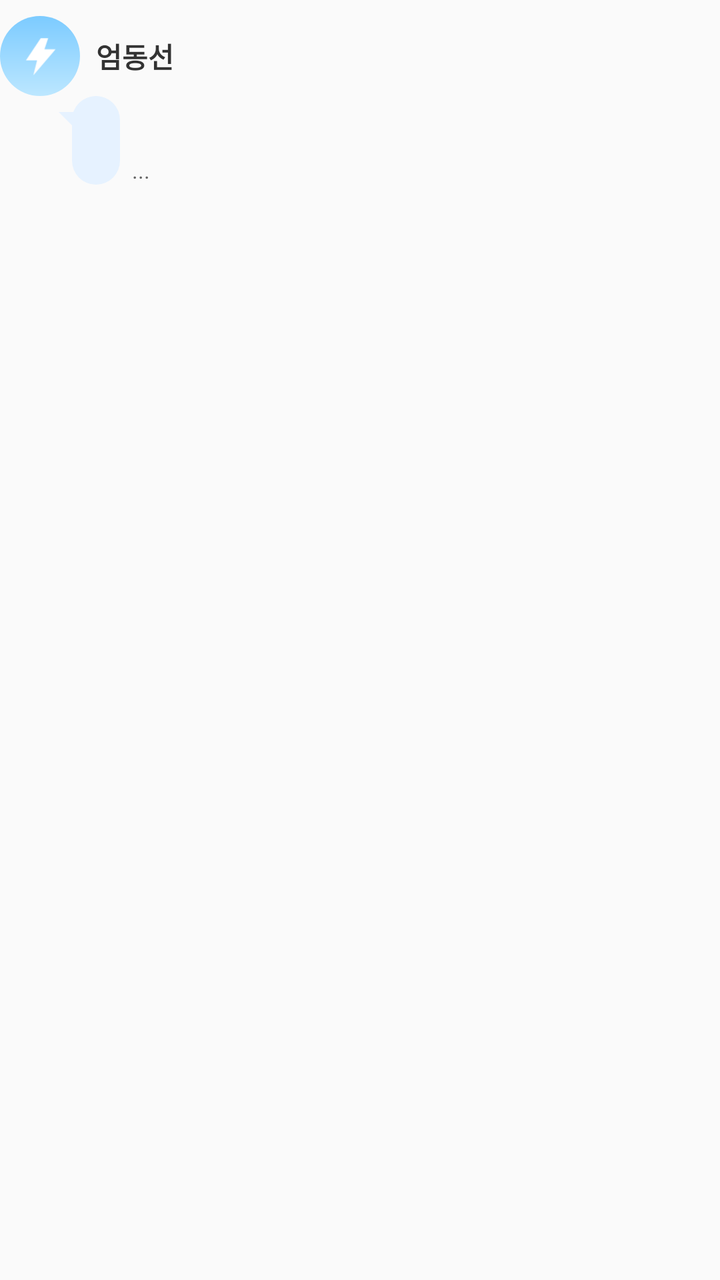
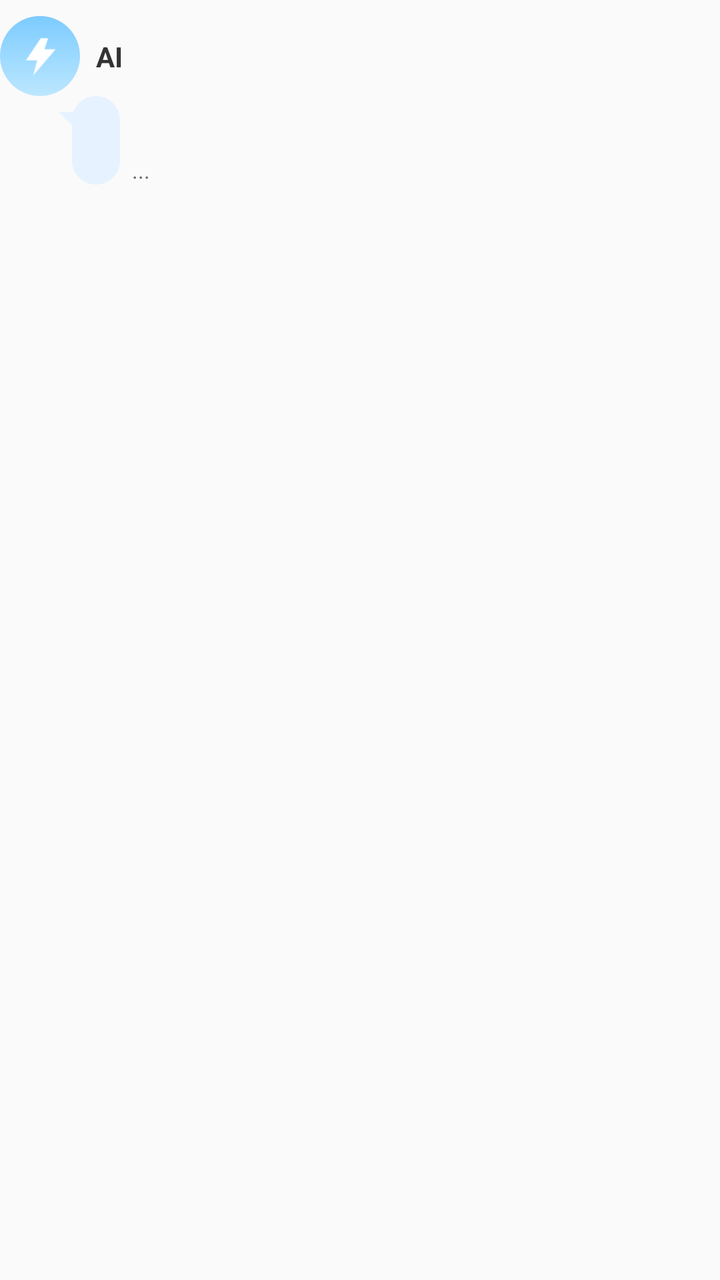

An Android layout rendered at two revisions. The XML below is the earlier revision; the diff shows what the commit changed to produce the second picture.
<!-- AndroidManifest.xml: application theme Theme.ArgueWithAi -->
<!-- res/layout/item_message_in.xml -->
<?xml version="1.0" encoding="utf-8"?>
<androidx.constraintlayout.widget.ConstraintLayout
    xmlns:android="http://schemas.android.com/apk/res/android"
    xmlns:app="http://schemas.android.com/apk/res-auto"
    android:layout_width="match_parent"
    android:layout_height="wrap_content"
    android:paddingStart="0dp"
    android:paddingEnd="@dimen/chat_bubble_right_gap"
    android:paddingTop="8dp"
    android:paddingBottom="8dp">

    <ImageView
        android:id="@+id/ivProfile"
        android:layout_width="40dp"
        android:layout_height="40dp"
        android:src="@drawable/ic_launcher_foreground"
        android:background="@drawable/ic_launcher_background"
        app:layout_constraintStart_toStartOf="parent"
        app:layout_constraintTop_toTopOf="parent" />

    <TextView
        android:id="@+id/tvName"
        android:layout_width="wrap_content"
        android:layout_height="wrap_content"
        android:layout_marginStart="8dp"
        android:text="엄동선"
        android:textColor="#333333"
        android:textSize="14sp"
        android:textStyle="bold"
        app:layout_constraintStart_toEndOf="@id/ivProfile"
        app:layout_constraintTop_toTopOf="@id/ivProfile"
        app:layout_constraintBottom_toBottomOf="@id/ivProfile" />

    <View
        android:id="@+id/vTail"
        android:layout_width="10dp"
        android:layout_height="10dp"
        android:background="@drawable/bg_bubble_tail_in"
        android:translationX="1dp"
        app:layout_constraintTop_toTopOf="@id/bubbleIn"
        app:layout_constraintStart_toStartOf="@id/bubbleIn"
        android:layout_marginStart="-8dp"
        android:layout_marginTop="8dp" />

    <LinearLayout
        android:id="@+id/bubbleIn"
        android:layout_width="wrap_content"
        android:layout_height="wrap_content"
        android:layout_marginTop="0dp"
        android:layout_marginStart="36dp"
        android:background="@drawable/bg_bubble_in"
        android:orientation="vertical"
        android:padding="12dp"
        app:layout_constraintStart_toStartOf="parent"
        app:layout_constraintEnd_toEndOf="parent"
        app:layout_constraintTop_toBottomOf="@id/ivProfile"
        app:layout_constraintHorizontal_bias="0"
        app:layout_constrainedWidth="true"
        app:layout_constraintWidth_max="260dp">

        <TextView
            android:id="@+id/tvMessage"
            android:layout_width="wrap_content"
            android:layout_height="wrap_content"
            android:maxWidth="300dp"
            android:textColor="@android:color/black"
            android:textSize="15sp" />

        <ImageView
            android:id="@+id/ivTyping"
            android:layout_width="26dp"
            android:layout_height="20dp"
            android:padding="0dp"
            android:src="@drawable/ic_typing"
            android:visibility="gone" />
    </LinearLayout>

    <TextView
        android:id="@+id/tvTime"
        android:layout_width="wrap_content"
        android:layout_height="wrap_content"
        android:layout_marginStart="6dp"
        android:text="..."
        android:textColor="#99000000"
        android:textSize="11sp"
        app:layout_constraintBottom_toBottomOf="@id/bubbleIn"
        app:layout_constraintStart_toEndOf="@id/bubbleIn" />

</androidx.constraintlayout.widget.ConstraintLayout>
<!-- resources referenced by this layout -->
<resources>
  <dimen name="chat_bubble_right_gap">0dp</dimen>
  <!-- drawable bg_bubble_in (drawable) -->
  <shape xmlns:android="http://schemas.android.com/apk/res/android" android:shape="rectangle">
      <corners android:radius="16dp" />
      <solid android:color="#E6F2FF"/>
  </shape>
  <!-- drawable bg_bubble_tail_in (drawable) -->
  <vector xmlns:android="http://schemas.android.com/apk/res/android"
      android:width="10dp"
      android:height="10dp"
      android:viewportWidth="10"
      android:viewportHeight="10">
      <path
          android:fillColor="#E6F2FF"
          android:pathData="M10,0 L10,10 L0,0 Z" />
  </vector>
  <!-- drawable ic_launcher_background (drawable) -->
  <?xml version="1.0" encoding="utf-8"?>
  <shape xmlns:android="http://schemas.android.com/apk/res/android"
      android:shape="rectangle">
      
      <gradient
          android:type="linear"
          android:angle="90"
          android:startColor="#BCE7FF"
          android:endColor="#7CCBFF" />
      
      <corners android:radius="48dp" />
  </shape>
  <!-- drawable ic_launcher_foreground (drawable) -->
  <vector xmlns:android="http://schemas.android.com/apk/res/android"
      android:width="108dp"
      android:height="108dp"
      android:viewportWidth="108"
      android:viewportHeight="108">
  
      <group
          android:translateX="25"
          android:translateY="25"
          android:scaleX="2.5"
          android:scaleY="2.5">
  
          <path
              android:fillColor="@android:color/white"
              android:fillType="nonZero"
              android:pathData="M12,2 L4,14 L10,14 L8,22 L20,8 L14,8 L16,2 Z"/>
      </group>
  </vector>
  <!-- drawable ic_typing (drawable) -->
  <vector xmlns:android="http://schemas.android.com/apk/res/android"
      android:width="12dp"
      android:height="12dp"
      android:viewportWidth="36"
      android:viewportHeight="36">
  
      <path
          android:fillColor="#BBBBBB"
          android:pathData="M8,18a2,2 0 1,0 4,0a2,2 0 1,0 -4,0" />
  
      <path
          android:fillColor="#BBBBBB"
          android:pathData="M16,18a2,2 0 1,0 4,0a2,2 0 1,0 -4,0" />
  
      <path
          android:fillColor="#BBBBBB"
          android:pathData="M24,18a2,2 0 1,0 4,0a2,2 0 1,0 -4,0" />
  
  </vector>
  <style name="Theme.ArgueWithAi" parent="android:Theme.Material.Light.NoActionBar" />
</resources>

<!-- the commit's change to res/layout/item_message_in.xml (unified diff, before → after) -->
@@ -23,7 +23,7 @@
         android:layout_width="wrap_content"
         android:layout_height="wrap_content"
         android:layout_marginStart="8dp"
-        android:text="엄동선"
+        android:text="AI"
         android:textColor="#333333"
         android:textSize="14sp"
         android:textStyle="bold"
